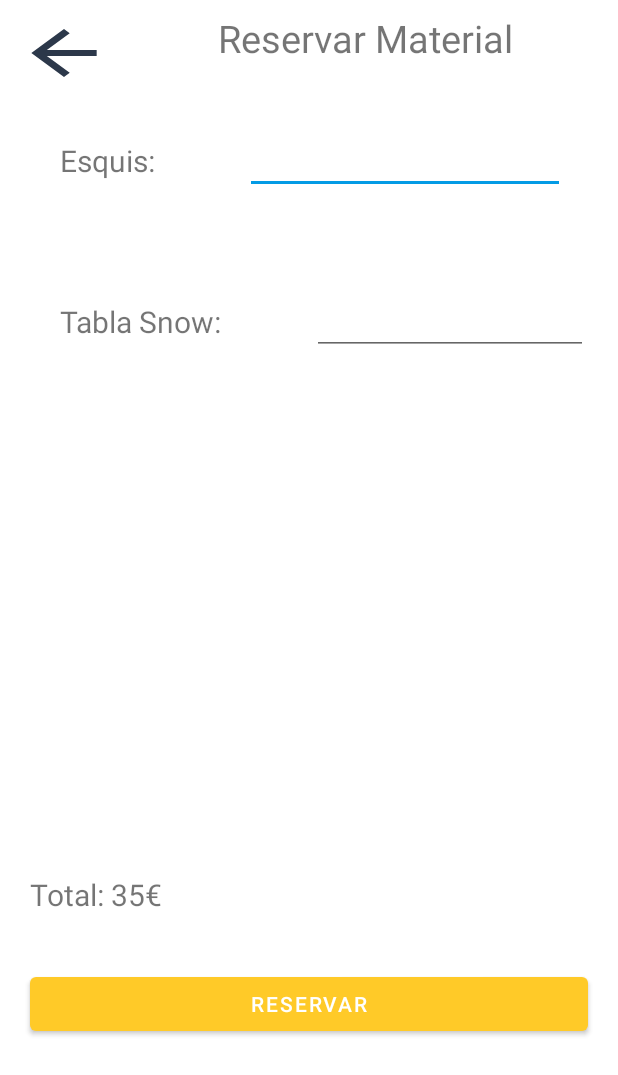
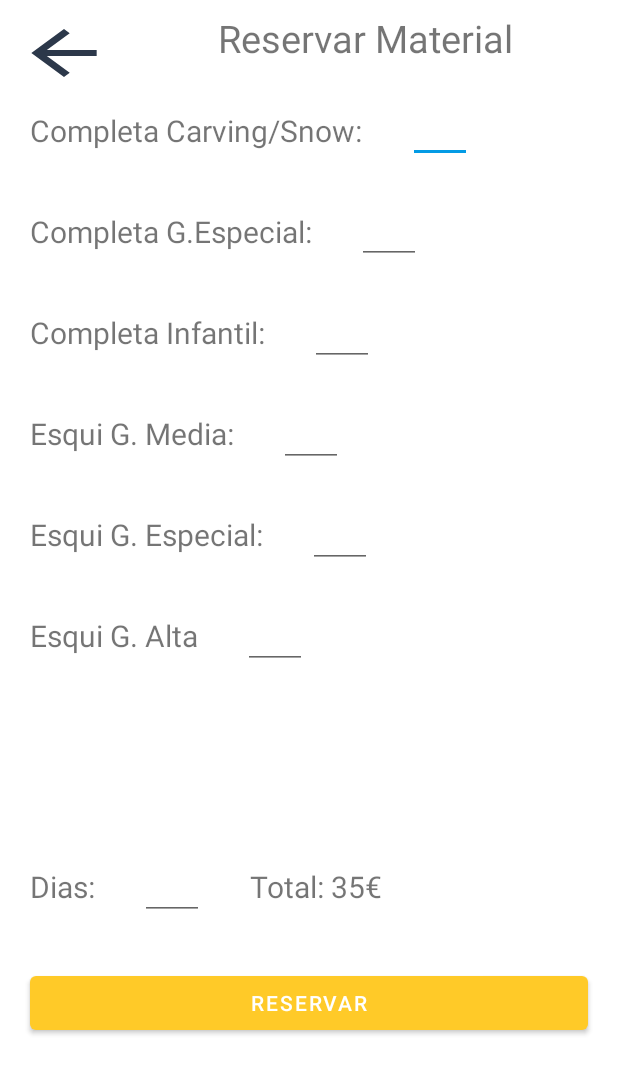
Before and after one commit to jorge-barrio/FreestyleMeeting, an Android app: the layout activity_reservar_material.xml on its own in the app's theme, with its tools: preview values and no code run, on a phone screen of 412 x 824 dp. Shown: the top 1075 px of the screen. Run offline under Robolectric (Android 15) with nearby library versions, the phone set to English and light mode, and no system bars.

Commit message:
Modificacion Reservar Material

```diff
--- a/app/src/main/res/layout/activity_reservar_material.xml
+++ b/app/src/main/res/layout/activity_reservar_material.xml
@@ -44,23 +44,23 @@
                 android:orientation="horizontal">
 
                 <TextView
-                    android:id="@+id/esquiTextView"
+                    android:id="@+id/completaCarvingTextView"
                     android:layout_width="wrap_content"
                     android:layout_height="wrap_content"
                     android:layout_gravity="center"
-                    android:layout_margin="20dp"
-                    android:padding="20dp"
-                    android:text="Esquis:"
+                    android:layout_margin="10dp"
+                    android:padding="10dp"
+                    android:text="Completa Carving/Snow:"
                     android:textSize="20dp"
                     app:backgroundTint="@color/azul" />
 
                 <EditText
-                    android:id="@+id/numberEsquisEditText"
+                    android:id="@+id/completaCarvingEditText"
                     android:layout_width="wrap_content"
                     android:layout_height="wrap_content"
-                    android:layout_gravity="center"
-                    android:layout_margin="20dp"
-                    android:ems="10"
+                    android:gravity="right"
+                    android:layout_margin="10dp"
+                    android:ems="2"
                     android:inputType="textPersonName"
                     android:text=" " />
             </LinearLayout>
@@ -77,23 +77,23 @@
                 android:orientation="horizontal">
 
                 <TextView
-                    android:id="@+id/tablaSnowTextView"
+                    android:id="@+id/completaGEspecialTextView"
                     android:layout_width="wrap_content"
                     android:layout_height="wrap_content"
                     android:layout_gravity="center"
-                    android:layout_margin="20dp"
-                    android:padding="20dp"
-                    android:text="Tabla Snow:"
+                    android:layout_margin="10dp"
+                    android:padding="10dp"
+                    android:text="Completa G.Especial:"
                     android:textSize="20dp"
                     app:backgroundTint="@color/azul" />
 
                 <EditText
-                    android:id="@+id/numberSnowTableEditText"
+                    android:id="@+id/completaGEspecialEditText"
                     android:layout_width="wrap_content"
                     android:layout_height="wrap_content"
-                    android:layout_gravity="center"
-                    android:layout_margin="20dp"
-                    android:ems="15"
+                    android:gravity="center_vertical|right"
+                    android:layout_margin="10dp"
+                    android:ems="2"
                     android:inputType="textPersonName"
                     android:text=" " />
             </LinearLayout>
@@ -102,18 +102,168 @@
 
         <TableRow
             android:layout_width="match_parent"
-            android:layout_height="357dp">
+            android:layout_height="wrap_content" >
+
+            <LinearLayout
+                android:layout_width="match_parent"
+                android:layout_height="match_parent"
+                android:orientation="horizontal">
+
+                <TextView
+                    android:id="@+id/completaInfantiltextView"
+                    android:layout_width="wrap_content"
+                    android:layout_height="wrap_content"
+                    android:layout_gravity="center"
+                    android:layout_margin="10dp"
+                    android:padding="10dp"
+                    android:text="Completa Infantil:"
+                    android:textSize="20dp"
+                    app:backgroundTint="@color/azul" />
+
+                <EditText
+                    android:id="@+id/completaInfantilEditText"
+                    android:layout_width="wrap_content"
+                    android:layout_height="wrap_content"
+                    android:layout_gravity="center"
+                    android:layout_margin="10dp"
+                    android:ems="2"
+                    android:inputType="textPersonName"
+                    android:text=" " />
+            </LinearLayout>
+        </TableRow>
+
+        <TableRow
+            android:layout_width="match_parent"
+            android:layout_height="wrap_content" >
+
+            <LinearLayout
+                android:layout_width="match_parent"
+                android:layout_height="match_parent"
+                android:orientation="horizontal">
+
+                <TextView
+                    android:id="@+id/esquiGMediaTextView"
+                    android:layout_width="wrap_content"
+                    android:layout_height="wrap_content"
+                    android:layout_gravity="center"
+                    android:layout_margin="10dp"
+                    android:padding="10dp"
+                    android:text="Esqui G. Media:"
+                    android:textSize="20dp"
+                    app:backgroundTint="@color/azul" />
+
+                <EditText
+                    android:id="@+id/esquiGMediaEditText"
+                    android:layout_width="wrap_content"
+                    android:layout_height="wrap_content"
+                    android:layout_gravity="center"
+                    android:layout_margin="10dp"
+                    android:ems="2"
+                    android:inputType="textPersonName"
+                    android:text=" " />
+            </LinearLayout>
+        </TableRow>
+
+        <TableRow
+            android:layout_width="match_parent"
+            android:layout_height="wrap_content" >
+
+            <LinearLayout
+                android:layout_width="match_parent"
+                android:layout_height="match_parent"
+                android:orientation="horizontal">
+
+                <TextView
+                    android:id="@+id/esquiGEspecialTextView"
+                    android:layout_width="wrap_content"
+                    android:layout_height="wrap_content"
+                    android:layout_gravity="center"
+                    android:layout_margin="10dp"
+                    android:padding="10dp"
+                    android:text="Esqui G. Especial:"
+                    android:textSize="20dp"
+                    app:backgroundTint="@color/azul" />
+
+                <EditText
+                    android:id="@+id/esquiGEspecialEditText"
+                    android:layout_width="wrap_content"
+                    android:layout_height="wrap_content"
+                    android:layout_gravity="center"
+                    android:layout_margin="10dp"
+                    android:ems="2"
+                    android:inputType="textPersonName"
+                    android:text=" " />
+            </LinearLayout>
+        </TableRow>
+
+        <TableRow
+            android:layout_width="match_parent"
+            android:layout_height="wrap_content" >
+
+            <LinearLayout
+                android:layout_width="match_parent"
+                android:layout_height="match_parent"
+                android:orientation="horizontal">
+
+                <TextView
+                    android:id="@+id/esquiGAltaTextView"
+                    android:layout_width="wrap_content"
+                    android:layout_height="wrap_content"
+                    android:layout_gravity="center"
+                    android:layout_margin="10dp"
+                    android:padding="10dp"
+                    android:text="Esqui G. Alta"
+                    android:textSize="20dp"
+                    app:backgroundTint="@color/azul" />
+
+                <EditText
+                    android:id="@+id/esquiGAltaEditText"
+                    android:layout_width="wrap_content"
+                    android:layout_height="wrap_content"
+                    android:layout_gravity="center"
+                    android:layout_margin="10dp"
+                    android:ems="2"
+                    android:inputType="textPersonName"
+                    android:text=" " />
+            </LinearLayout>
+        </TableRow>
+
+        <TableRow
+            android:layout_width="match_parent"
+            android:layout_height="wrap_content"
+            android:layout_marginTop="100dp">
+
+            <TextView
+                android:id="@+id/numDiasTextView"
+                android:layout_width="wrap_content"
+                android:layout_height="wrap_content"
+                android:layout_gravity="center"
+                android:layout_margin="10dp"
+                android:padding="10dp"
+                android:text="Dias:"
+                android:textSize="20dp"
+                app:backgroundTint="@color/azul" />
+
+            <EditText
+                android:id="@+id/numDiasEditText"
+                android:layout_width="wrap_content"
+                android:layout_height="wrap_content"
+                android:layout_gravity="center"
+                android:layout_margin="10dp"
+                android:ems="2"
+                android:inputType="textPersonName"
+                android:text=" " />
 
             <TextView
                 android:id="@+id/totalPrecioTextView"
                 android:layout_width="wrap_content"
                 android:layout_height="wrap_content"
-                android:layout_gravity="center"
-                android:layout_marginTop="150dp"
+                android:gravity="end|center"
                 android:padding="20dp"
                 android:text="Total: 35€"
                 android:textSize="20dp"
                 app:backgroundTint="@color/azul" />
+
         </TableRow>
 
         <TableRow
```
